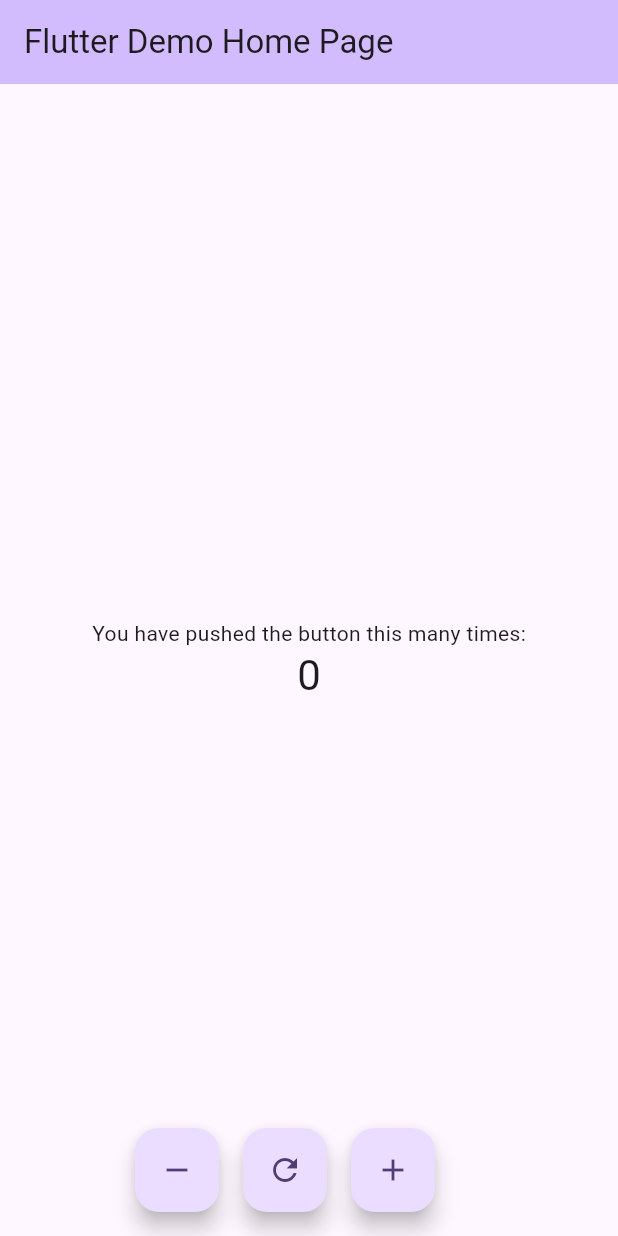
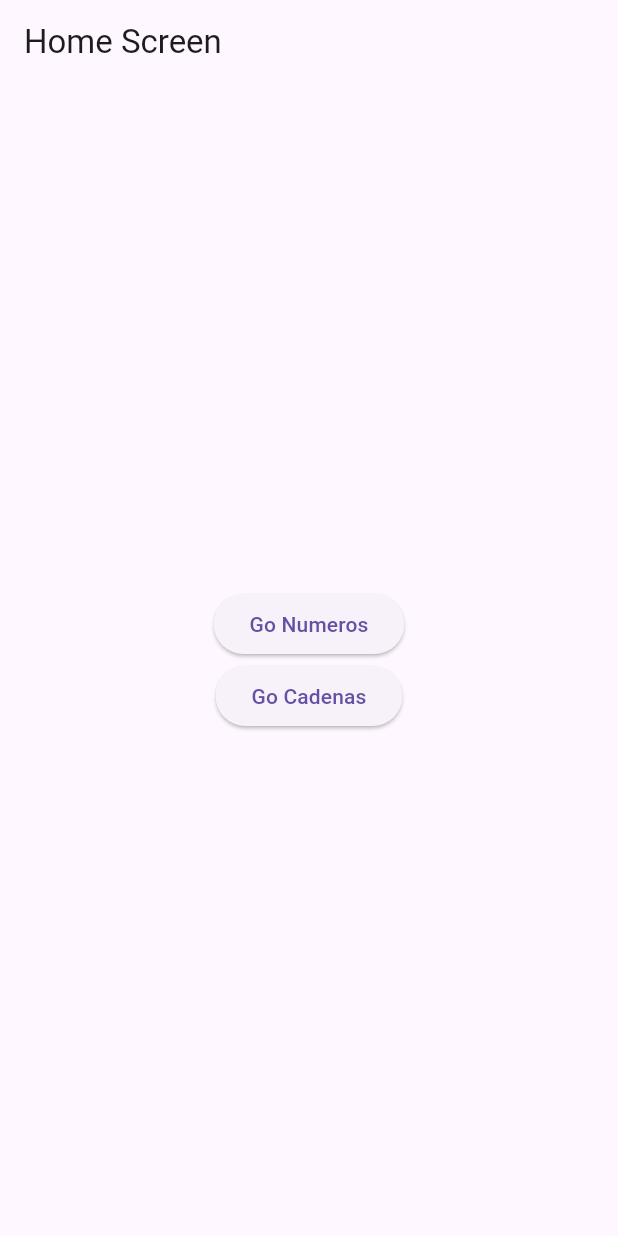
Before and after one commit to adancondori/course_flutter, a Flutter app: the screen it shows after launch, on a phone screen of 412 x 824 dp. Run offline on Flutter 3.47's test engine with Material 3 defaults, Android fonts, the phone set to English and light mode, and no system bars; our stand-ins replace go_router.

Commit message:
add new interface to menu and numeros

```diff
--- a/lib/home_page.dart
+++ /dev/null
@@ -1,80 +0,0 @@
-import 'package:flutter/material.dart';
-
-class MyHomePage extends StatefulWidget {
-  const MyHomePage({super.key, required this.title});
-
-  final String title;
-
-  @override
-  State<MyHomePage> createState() => _MyHomePageState();
-}
-
-class _MyHomePageState extends State<MyHomePage> {
-  int _counter = 0;
-
-  void _incrementCounter() {
-    setState(() {
-      _counter++;
-    });
-  }
-
-  void _decrementCounter() {
-    setState(() {
-      if (_counter > 0) {
-        _counter--;
-      }
-    });
-  }
-
-  void _resetCounter() {
-    setState(() {
-      _counter = 0;
-    });
-  }
-
-  @override
-  Widget build(BuildContext context) {
-    return Scaffold(
-      appBar: AppBar(
-        backgroundColor: Theme.of(context).colorScheme.inversePrimary,
-        title: Text(widget.title),
-      ),
-      body: Center(
-        child: Column(
-          mainAxisAlignment: MainAxisAlignment.center,
-          children: <Widget>[
-            const Text(
-              'You have pushed the button this many times:',
-            ),
-            Text(
-              '$_counter',
-              style: Theme.of(context).textTheme.headlineMedium,
-            ),
-          ],
-        ),
-      ),
-      floatingActionButton: Row(
-        mainAxisAlignment: MainAxisAlignment.center,
-        children: <Widget>[
-          FloatingActionButton(
-            onPressed: _decrementCounter,
-            tooltip: 'Decrement',
-            child: const Icon(Icons.remove),
-          ),
-          const SizedBox(width: 16),
-          FloatingActionButton(
-            onPressed: _resetCounter,
-            tooltip: 'Reset',
-            child: const Icon(Icons.refresh),
-          ),
-          const SizedBox(width: 16),
-          FloatingActionButton(
-            onPressed: _incrementCounter,
-            tooltip: 'Increment',
-            child: const Icon(Icons.add),
-          ),
-        ],
-      ),
-    );
-  }
-}
--- a/lib/main.dart
+++ b/lib/main.dart
@@ -1,22 +1,39 @@
-import 'package:course_flutter/home_page.dart';
+import 'package:course_flutter/presentacion/cadenas/cadena_page.dart';
+import 'package:course_flutter/presentacion/menu/home_page.dart';
+import 'package:course_flutter/presentacion/numeros/numero_page.dart';
 import 'package:flutter/material.dart';
+import 'package:go_router/go_router.dart';
 
 void main() {
-  runApp(const MyApp());
+  runApp(MyApp());
 }
 
 class MyApp extends StatelessWidget {
-  const MyApp({super.key});
+  MyApp({super.key});
 
   @override
   Widget build(BuildContext context) {
-    return MaterialApp(
-      title: 'Flutter Demo',
-      theme: ThemeData(
-        colorScheme: ColorScheme.fromSeed(seedColor: Colors.deepPurple),
-        useMaterial3: true,
-      ),
-      home: const MyHomePage(title: 'Flutter Demo Home Page'),
+    return MaterialApp.router(
+      routerConfig: goRouter,
     );
   }
+
+  final goRouter = GoRouter(
+    routes: [
+      GoRoute(
+        path: '/',
+        builder: (context, state) => HomeScreen(),
+        routes: [
+          GoRoute(
+            path: 'numerosx',
+            builder: (context, state) => NumeroPage(),
+          ),
+          GoRoute(
+            path: 'cadenasx',
+            builder: (context, state) => CadenaPage(),
+          ),
+        ],
+      ),
+    ],
+  );
 }
--- /dev/null
+++ b/lib/models/cadena.dart
@@ -0,0 +1 @@
+class Cadena {}
--- /dev/null
+++ b/lib/presentacion/menu/home_page.dart
@@ -0,0 +1,32 @@
+import 'package:flutter/material.dart';
+import 'package:go_router/go_router.dart';
+
+class HomeScreen extends StatelessWidget {
+  @override
+  Widget build(BuildContext context) {
+    return Scaffold(
+      appBar: AppBar(
+        title: Text('Home Screen'),
+      ),
+      body: Center(
+        child: Column(
+          mainAxisAlignment: MainAxisAlignment.center,
+          children: [
+            ElevatedButton(
+              onPressed: () {
+                context.go('/numerosx');
+              },
+              child: Text('Go Numeros'),
+            ),
+            ElevatedButton(
+              onPressed: () {
+                context.go('/cadenasx');
+              },
+              child: Text('Go Cadenas'),
+            ),
+          ],
+        ),
+      ),
+    );
+  }
+}
--- a/pubspec.yaml
+++ b/pubspec.yaml
@@ -35,6 +35,7 @@
   # The following adds the Cupertino Icons font to your application.
   # Use with the CupertinoIcons class for iOS style icons.
   cupertino_icons: ^1.0.8
+  go_router: 14.2.3
 
 dev_dependencies:
   flutter_test:
```
Also changed, not shown: lib/models/numero.dart (added, +15 -0 lines), lib/presentacion/cadenas/cadena_page.dart (added, +21 -0 lines), lib/presentacion/numeros/numero_page.dart (added, +94 -0 lines), pubspec.lock.
